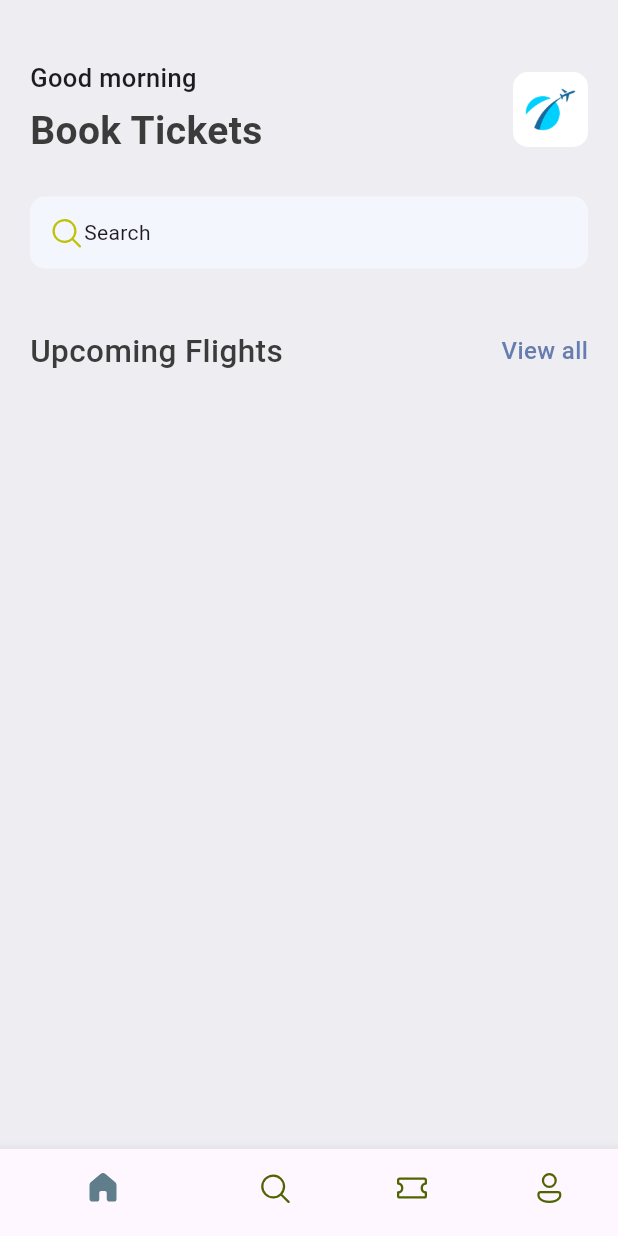
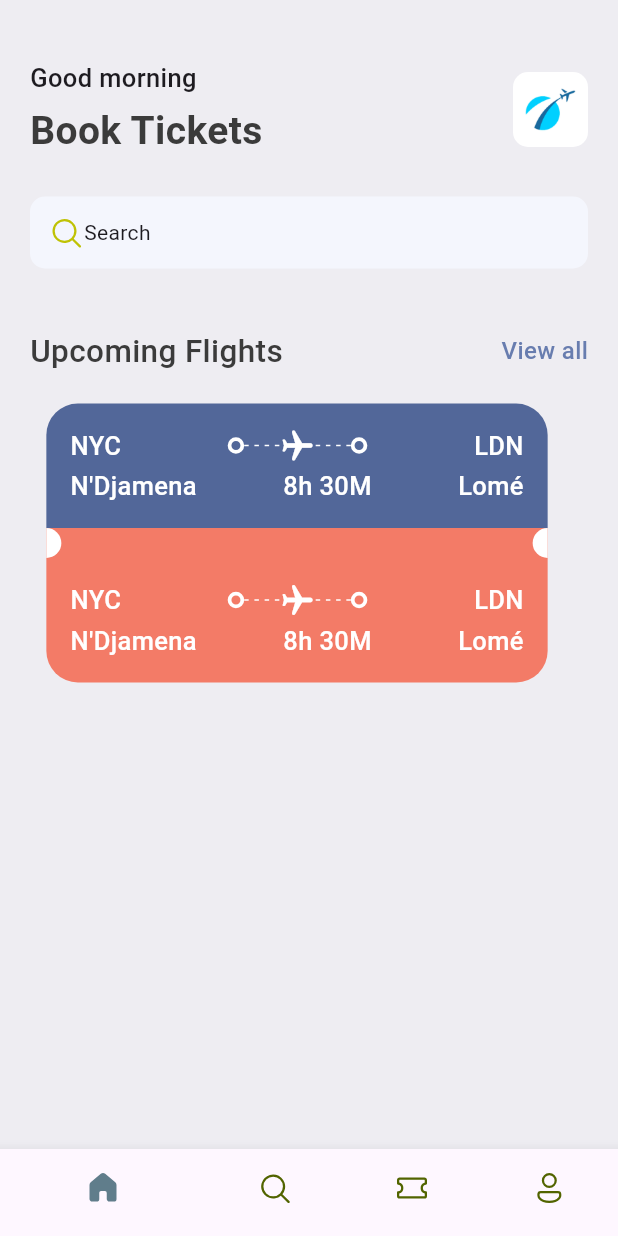
Before and after one commit to djonzoumbek/ticket_app, a Flutter app: the screen it shows after launch, on a phone screen of 412 x 824 dp. Run offline on Flutter 3.47's test engine with Material 3 defaults, Android fonts, the phone set to English and light mode, and no system bars; our stand-ins replace fluentui_icons.

Commit message:
Mise en place de la première partie du ticket, la barre de haut est ok et celle d'en bas aussi. maintenant on va passer au separateur

```diff
--- a/lib/base/res/styles/app_styles.dart
+++ b/lib/base/res/styles/app_styles.dart
@@ -6,6 +6,8 @@ class AppStyles{
   static Color primaryColor = primary;
   static Color textColor =  Color(0xFF3b3b3b);
   static Color bgColor =  Color(0xFFeeedf2);
+  static Color ticketBlue = const Color(0xFF526799);
+  static Color ticketOrange = const Color(0xFFF37B67);
 
 
   static TextStyle textStyle = TextStyle(fontSize: 16, color: textColor, fontWeight: FontWeight.w500);
--- /dev/null
+++ b/lib/base/widgets/app_layoutbuilder_widget.dart
@@ -0,0 +1,23 @@
+import 'package:flutter/material.dart';
+
+class AppLayoutBuilderWidget extends StatelessWidget {
+  final int randomDivider;
+  const AppLayoutBuilderWidget({super.key, required this.randomDivider});
+
+  @override
+  Widget build(BuildContext context) {
+    return LayoutBuilder(builder:( BuildContext context, BoxConstraints constraints){
+      return Flex(
+        mainAxisAlignment: MainAxisAlignment.spaceBetween,
+          direction: Axis.horizontal,
+          children: List.generate((constraints.constrainWidth()/randomDivider).floor(), (index) => SizedBox(
+            width: 3,
+            height: 1,
+            child:DecoratedBox(decoration: BoxDecoration(
+              color: Colors.white,
+            )) ,
+          )),
+      );
+    });
+  }
+}
--- /dev/null
+++ b/lib/base/widgets/big_circle.dart
@@ -0,0 +1,25 @@
+import 'package:flutter/material.dart';
+
+class BigCircle extends StatelessWidget {
+  final bool isRight;
+  const BigCircle({super.key, required this.isRight});
+
+  @override
+  Widget build(BuildContext context) {
+    return SizedBox(
+      height: 20,
+      width: 10,
+      child: DecoratedBox(
+          decoration: BoxDecoration(
+            color: Colors.white,
+            borderRadius: isRight==true?BorderRadius.only(
+              topRight: Radius.circular(10),
+              bottomRight: Radius.circular(10),
+            ):BorderRadius.only(
+              topLeft: Radius.circular(10),
+              bottomLeft: Radius.circular(10),
+            ),
+          )),
+    );
+  }
+}
--- /dev/null
+++ b/lib/base/widgets/big_dot.dart
@@ -0,0 +1,16 @@
+import 'package:flutter/material.dart';
+
+class BigDot extends StatelessWidget {
+  const BigDot({super.key});
+
+  @override
+  Widget build(BuildContext context) {
+    return Container(
+      padding: EdgeInsets.all(3),
+      decoration: BoxDecoration(
+        border: Border.all(width: 2.5, color: Colors.white),
+        borderRadius: BorderRadius.circular(20),
+      ),
+    );
+  }
+}
--- /dev/null
+++ b/lib/base/widgets/ticket_view.dart
@@ -0,0 +1,154 @@
+import 'package:flutter/material.dart';
+import 'package:ticker_app/base/res/styles/app_styles.dart';
+import 'package:ticker_app/base/widgets/app_layoutbuilder_widget.dart';
+import 'package:ticker_app/base/widgets/big_circle.dart';
+import 'package:ticker_app/base/widgets/big_dot.dart';
+
+class TicketView extends StatelessWidget {
+  const TicketView({super.key});
+
+  @override
+  Widget build(BuildContext context) {
+    final size = MediaQuery.of(context).size;
+    return SizedBox(
+      width: size.width*0.85,
+      height: 189,
+      child: Container(
+        margin: EdgeInsets.only(right: 16),
+        child: Column(
+          children: [
+            Container(
+
+              padding: EdgeInsets.all(16),
+              decoration: BoxDecoration(
+                color: AppStyles.ticketBlue,
+                borderRadius: BorderRadius.only(topLeft: Radius.circular(21), topRight: Radius.circular(21))
+              ),
+              child:  Column(
+                children: [
+                  // Show departure and destination with icons first line
+                  Row(
+                    children: [
+                      Text(
+                        "NYC",
+                        style: AppStyles.headLineStyle3.copyWith(color: Colors.white),
+                      ),
+                      Expanded(child: Container()),
+                      BigDot(),
+                      Expanded(child: Stack(
+                        children: [
+                          SizedBox(
+                            height: 24,
+                            child: AppLayoutBuilderWidget(randomDivider: 6),
+                          ),
+                          Center(child: Transform.rotate(angle: 1.57,
+                          child: Icon(Icons.local_airport_rounded,color: Colors.white,))),
+                        ],
+                      )),
+                      BigDot(),
+                      Expanded(child: Container()),
+                      Text(
+                        "LDN",
+                        style: AppStyles.headLineStyle3.copyWith(color: Colors.white),
+                      ),
+                    ],
+                  ),
+                  SizedBox(height: 3),
+                  // Show departure and destination name with time
+                  Row(
+                    children: [
+                      Text(
+                        "N'Djamena",
+                        style: AppStyles.headLineStyle3.copyWith(color: Colors.white),
+                      ),
+                      Expanded(child: Container()),
+                      Text(
+                        "8h 30M",
+                        style: AppStyles.headLineStyle3.copyWith(color: Colors.white),
+                      ),
+                      Expanded(child: Container()),
+                      Text(
+                        "Lomé",
+                        style: AppStyles.headLineStyle3.copyWith(color: Colors.white),
+                      ),
+                    ],
+                  ),
+                ],
+              ),
+            ),
+            Container(
+              color: AppStyles.ticketOrange,
+              child: Row(
+                children: [
+                  BigCircle(isRight: true,),
+                  Expanded(child: Container()),
+                  BigCircle(isRight: false)
+                ],
+              ),
+            ),
+            Container(
+
+              padding: EdgeInsets.all(16),
+              decoration: BoxDecoration(
+                  color:AppStyles.ticketOrange,
+                  borderRadius: BorderRadius.only(bottomLeft: Radius.circular(21), bottomRight: Radius.circular(21))
+              ),
+              child:  Column(
+                children: [
+                  // Show departure and destination with icons first line
+                  Row(
+                    children: [
+                      Text(
+                        "NYC",
+                        style: AppStyles.headLineStyle3.copyWith(color: Colors.white),
+                      ),
+                      Expanded(child: Container()),
+                      BigDot(),
+                      Expanded(child: Stack(
+                        children: [
+                          SizedBox(
+                            height: 24,
+                            child: AppLayoutBuilderWidget(randomDivider: 6),
+                          ),
+                          Center(child: Transform.rotate(angle: 1.57,
+                              child: Icon(Icons.local_airport_rounded,color: Colors.white,))),
+                        ],
+                      )),
+                      BigDot(),
+                      Expanded(child: Container()),
+                      Text(
+                        "LDN",
+                        style: AppStyles.headLineStyle3.copyWith(color: Colors.white),
+                      ),
+                    ],
+                  ),
+                  SizedBox(height: 3),
+                  // Show departure and destination name with time
+                  Row(
+                    children: [
+                      Text(
+                        "N'Djamena",
+                        style: AppStyles.headLineStyle3.copyWith(color: Colors.white),
+                      ),
+                      Expanded(child: Container()),
+                      Text(
+                        "8h 30M",
+                        style: AppStyles.headLineStyle3.copyWith(color: Colors.white),
+                      ),
+                      Expanded(child: Container()),
+                      Text(
+                        "Lomé",
+                        style: AppStyles.headLineStyle3.copyWith(color: Colors.white),
+                      ),
+                    ],
+                  ),
+                ],
+              ),
+            ),
+
+          ],
+        ),
+      ),
+    );
+  }
+}
--- a/lib/screens/home_screen.dart
+++ b/lib/screens/home_screen.dart
@@ -3,6 +3,7 @@ import 'package:flutter/material.dart';
 import 'package:ticker_app/base/res/media.dart';
 import 'package:ticker_app/base/res/styles/app_styles.dart';
 import 'package:ticker_app/base/widgets/app_double_text.dart';
+import 'package:ticker_app/base/widgets/ticket_view.dart';
 
 class HomeScreen extends StatelessWidget {
   const HomeScreen({super.key});
@@ -66,11 +67,11 @@ class HomeScreen extends StatelessWidget {
                 ),
                 const SizedBox(height: 40),
                 AppDoubleText(bigText: "Upcoming Flights", smallText: "View all",),
+                const SizedBox(height: 20),
+                TicketView(),
               ],
             ),
-
           ),
-
         ],
       ),
     );
```
